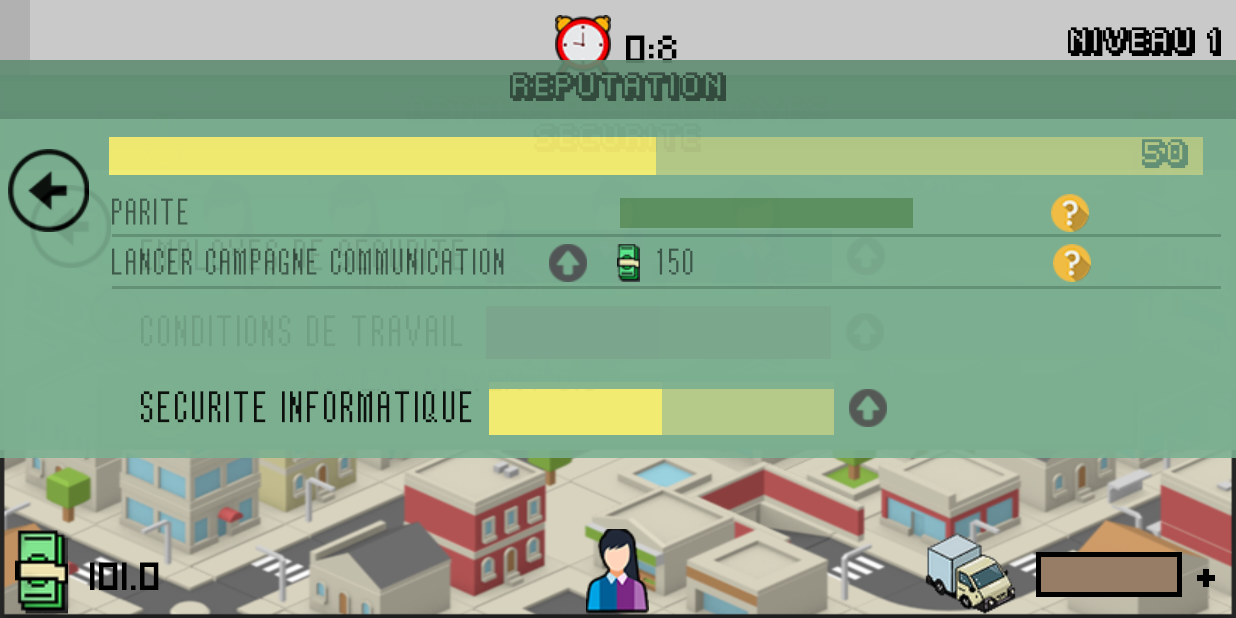
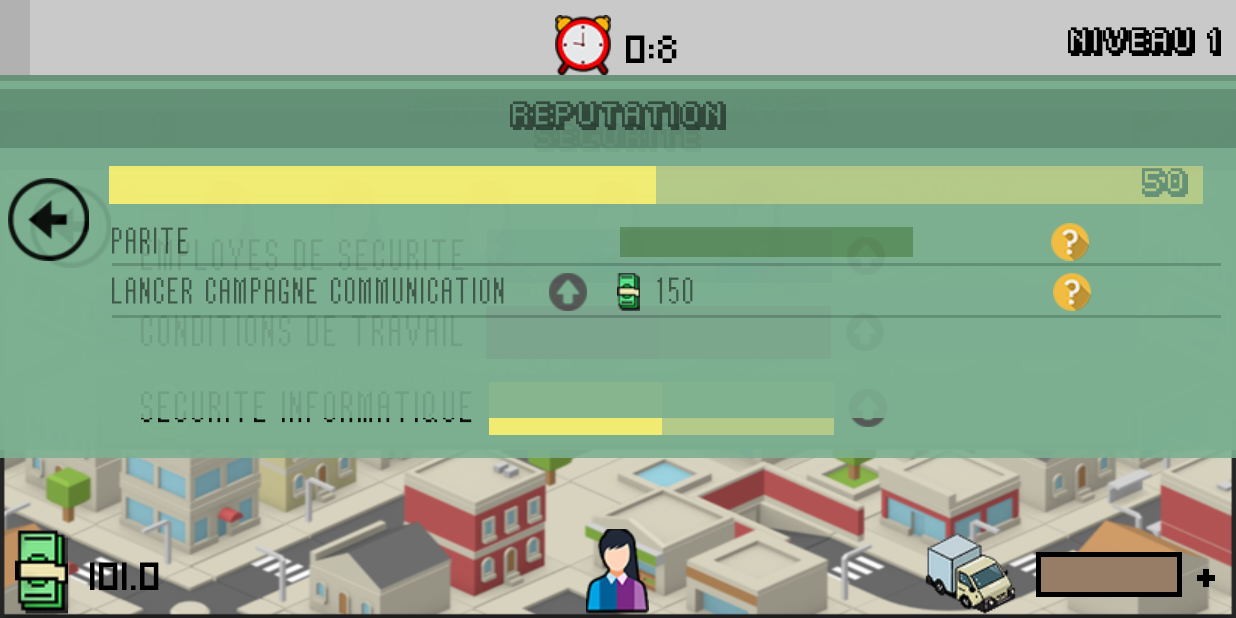
Before and after one commit to anzouaoui/companySimulator, an Android app: the MainActivity screen opened directly, with no data from a screen before it, after a tap on an icon or button, on a phone screen of 824 x 412 dp (held sideways). Run offline under Robolectric (Android 15) with nearby library versions, the phone set to English and light mode, and no system bars; 2 other taps on this screen came first.

Commit message:
Adaptations et corrections

```diff
--- a/app/src/main/java/com/itescia/compagnysimulator/MainActivity.java
+++ b/app/src/main/java/com/itescia/compagnysimulator/MainActivity.java
@@ -1642,7 +1642,7 @@ public class MainActivity extends AppCompatActivity {
 
     public void UpdateUINiveauFormation() {
         double test = (int)(entreprise.getNiveauMoyenDomaine("Securite")/5*100);
-        tv_niveaumoyen.setText(String.valueOf(entreprise.getNiveauMoyenFormation()/5*100));
+        tv_niveaumoyen.setText(String.valueOf(entreprise.getNiveauMoyenFormation()));
         progressBarNiveauFormation.setProgress((int)entreprise.getNiveauMoyenFormation()/5*100);
         progressBarFormation.setProgress(((int)(entreprise.getNiveauMoyenFormation()/5*100)));
         progressBarEmployesSecurite.setProgress((int)(entreprise.getNiveauMoyenDomaine("Securite")/5*100));
--- a/app/src/main/res/layout/activity_main.xml
+++ b/app/src/main/res/layout/activity_main.xml
@@ -102,32 +102,33 @@
         </RelativeLayout>
 
         <RelativeLayout
-            android:layout_below="@+id/RelativeLayoutTop"
             android:layout_width="wrap_content"
             android:layout_height="wrap_content"
-            android:layout_centerVertical="true">
+            android:layout_below="@+id/RelativeLayoutTop"
+            android:layout_centerVertical="true"
+            android:visibility="visible">
 
             <RelativeLayout
                 android:id="@+id/RelativeLayoutMedaille"
-                android:layout_marginTop="10dp"
                 android:layout_width="match_parent"
                 android:layout_height="wrap_content"
+                android:layout_centerHorizontal="true"
                 android:layout_marginEnd="130dp"
-                android:layout_centerHorizontal="true">
+                android:layout_marginTop="10dp">
 
                 <ProgressBar
                     android:id="@+id/ProgressBarReputation"
                     style="@android:style/Widget.ProgressBar.Horizontal"
-                    android:progressDrawable="@drawable/custom_progress_bar_reputation"
                     android:layout_width="match_parent"
                     android:layout_height="50dp"
                     android:layout_alignParentStart="true"
-                    android:indeterminate="false"
                     android:clickable="true"
                     android:focusable="true"
+                    android:indeterminate="false"
                     android:indeterminateTintMode="src_atop"
                     android:max="100"
-                    android:progress="0"/>
+                    android:progress="0"
+                    android:progressDrawable="@drawable/custom_progress_bar_reputation" />
 
                 <ImageView
                     android:id="@+id/ImageViewReputation"
@@ -136,31 +137,31 @@
                     android:layout_alignStart="@+id/ProgressBarReputation"
                     android:layout_centerVertical="true"
                     android:layout_marginStart="25dp"
-                    app:srcCompat="@drawable/medalicon"
-                    android:contentDescription="@string/description_icone_reputation"/>
+                    android:contentDescription="@string/description_icone_reputation"
+                    app:srcCompat="@drawable/medalicon" />
             </RelativeLayout>
 
             <RelativeLayout
                 android:id="@+id/RelativeLayoutSecurite"
-                android:layout_marginTop="10dp"
                 android:layout_width="match_parent"
                 android:layout_height="wrap_content"
                 android:layout_below="@+id/RelativeLayoutMedaille"
+                android:layout_centerHorizontal="true"
                 android:layout_marginEnd="130dp"
-                android:layout_centerHorizontal="true">
+                android:layout_marginTop="10dp">
 
                 <ProgressBar
                     android:id="@+id/ProgressBarSecurite"
                     style="@android:style/Widget.ProgressBar.Horizontal"
-                    android:progressDrawable="@drawable/custom_progress_bar_securite"
                     android:layout_width="match_parent"
                     android:layout_height="50dp"
-                    android:indeterminate="false"
                     android:clickable="true"
                     android:focusable="true"
+                    android:indeterminate="false"
                     android:indeterminateTintMode="src_atop"
                     android:max="100"
-                    android:progress="0"/>
+                    android:progress="0"
+                    android:progressDrawable="@drawable/custom_progress_bar_securite" />
 
                 <ImageView
                     android:id="@+id/ImageViewSecurite"
@@ -171,8 +172,8 @@
                     android:layout_centerInParent="true"
                     android:layout_centerVertical="true"
                     android:layout_marginStart="25dp"
-                    app:srcCompat="@drawable/securityicon"
-                    android:contentDescription="@string/description_icone_securite"/>
+                    android:contentDescription="@string/description_icone_securite"
+                    app:srcCompat="@drawable/securityicon" />
             </RelativeLayout>
 
             <RelativeLayout
@@ -180,55 +181,55 @@
                 android:layout_width="match_parent"
                 android:layout_height="wrap_content"
                 android:layout_below="@+id/RelativeLayoutSecurite"
-                android:layout_marginTop="10dp"
+                android:layout_centerHorizontal="true"
                 android:layout_marginEnd="130dp"
-                android:layout_centerHorizontal="true">
+                android:layout_marginTop="10dp">
 
                 <ProgressBar
                     android:id="@+id/ProgressBarFormation"
                     style="@android:style/Widget.ProgressBar.Horizontal"
-                    android:progressDrawable="@drawable/custom_progress_bar_formation"
                     android:layout_width="match_parent"
                     android:layout_height="50dp"
+                    android:clickable="true"
+                    android:focusable="true"
                     android:indeterminate="false"
                     android:indeterminateTintMode="src_atop"
-                    android:clickable="true"
-                    android:focusable="true"
                     android:max="100"
-                    android:progress="0"/>
+                    android:progress="0"
+                    android:progressDrawable="@drawable/custom_progress_bar_formation" />
 
                 <ImageView
                     android:id="@+id/ImageViewFormation"
                     android:layout_width="wrap_content"
                     android:layout_height="wrap_content"
+                    android:layout_alignParentTop="true"
                     android:layout_alignStart="@+id/ProgressBarFormation"
-                    android:layout_alignParentTop="true"
+                    android:layout_centerHorizontal="true"
+                    android:layout_centerInParent="true"
+                    android:layout_centerVertical="true"
                     android:layout_marginStart="25dp"
-                    android:layout_centerHorizontal="true"
-                    android:layout_centerVertical="true"
-                    android:layout_centerInParent="true"
-                    app:srcCompat="@drawable/competenceicon"
-                    android:contentDescription="@string/description_icone_formation"/>
+                    android:contentDescription="@string/description_icone_formation"
+                    app:srcCompat="@drawable/competenceicon" />
             </RelativeLayout>
 
             <RelativeLayout
                 android:layout_width="match_parent"
                 android:layout_height="wrap_content"
                 android:layout_below="@+id/RelativeLayoutFormation"
-                android:layout_marginTop="10dp"
+                android:layout_centerHorizontal="true"
                 android:layout_marginEnd="130dp"
-                android:layout_centerHorizontal="true">
+                android:layout_marginTop="10dp">
 
                 <ProgressBar
                     android:id="@+id/ProgressBarBonheur"
                     style="@android:style/Widget.ProgressBar.Horizontal"
-                    android:progressDrawable="@drawable/custom_progress_bar_bonheur"
                     android:layout_width="match_parent"
                     android:layout_height="50dp"
                     android:indeterminate="false"
                     android:indeterminateTintMode="src_atop"
                     android:max="100"
-                    android:progress="0"/>
+                    android:progress="0"
+                    android:progressDrawable="@drawable/custom_progress_bar_bonheur" />
 
                 <ImageView
                     android:id="@+id/ImageViewBonheur"
@@ -238,9 +239,9 @@
                     android:layout_centerVertical="true"
                     android:layout_marginStart="25dp"
                     android:clickable="true"
+                    android:contentDescription="@string/description_icone_bonheur"
                     android:focusable="true"
-                    app:srcCompat="@drawable/happinessicon"
-                    android:contentDescription="@string/description_icone_bonheur"/>
+                    app:srcCompat="@drawable/happinessicon" />
             </RelativeLayout>
         </RelativeLayout>
     </RelativeLayout>
@@ -1823,7 +1824,9 @@
             android:id="@+id/RelativeLayoutDetailsReputation"
             android:layout_width="match_parent"
             android:layout_height="wrap_content"
-            android:layout_marginTop="40dp"
+            android:layout_alignParentStart="true"
+            android:layout_alignParentTop="true"
+            android:layout_marginTop="59dp"
             android:alpha="0.9"
             android:background="@color/colorBackgroundRelativeLayoutEmployes"
             android:visibility="gone">
```
